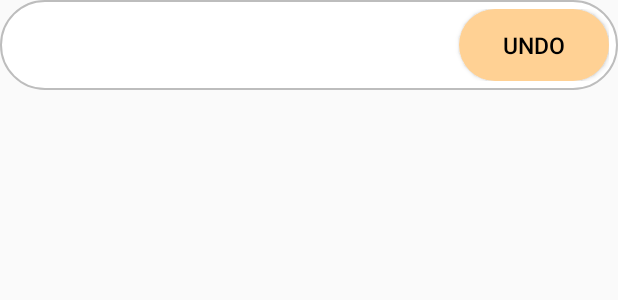
After one commit to om12ar/ZoneIn, an Android app: the layout action_item.xml on its own in the app's theme, with its tools: preview values and no code run, on a phone screen of 412 x 824 dp. The commit adds this screen. Shown: the top 300 px of the screen. Run offline under Robolectric (Android 15) with nearby library versions, the phone set to English and light mode, and no system bars; network calls fail.

Commit message:
AllActions and icons changes

```diff
--- /dev/null
+++ b/app/src/main/res/layout/action_item.xml
@@ -0,0 +1,41 @@
+<LinearLayout xmlns:android="http://schemas.android.com/apk/res/android"
+    android:layout_width="fill_parent"
+    android:layout_height="wrap_content"
+    android:orientation="horizontal"
+    android:padding="6dp"
+    android:background="@drawable/back">
+
+
+
+    <TextView
+        android:id="@+id/actionTextView"
+        android:layout_width="0dp"
+        android:layout_height="wrap_content"
+        android:layout_gravity="center_vertical"
+        android:layout_weight="1"
+        android:ellipsize="end"
+        android:paddingLeft="6dp"
+        android:paddingRight="6dp"
+        android:singleLine="true"
+        android:textAppearance="?android:attr/textAppearanceLarge"
+        android:layout_margin="6dp"
+        android:textStyle="normal|italic" />
+
+
+
+    <Button
+        android:id="@+id/undoButton"
+
+
+        android:layout_width="wrap_content"
+        android:layout_height="wrap_content"
+        android:layout_gravity="center_vertical"
+        android:text="Undo"
+        android:textColor="#000000"
+        android:textSize="15dp"
+        android:textStyle="normal"
+        android:background="@drawable/button_shape"
+        />
+
+
+</LinearLayout>
```
Also changed, not shown: app/src/main/java/com/swe/zonein/zonein/Activities/AllActionsFragment.java (added, +123 -0 lines), app/src/main/java/com/swe/zonein/zonein/Activities/MainActivity.java (+7 -0 lines), app/src/main/java/com/swe/zonein/zonein/Adapters/ActionAdapter.java (added, +90 -0 lines), app/src/main/java/com/swe/zonein/zonein/Models/Action.java (added, +12 -0 lines), app/src/main/res/menu/activity_main_drawer.xml (+10 -6 lines), app/src/main/res/drawable/allactions.png (added), app/src/main/res/drawable/home.png (added), app/src/main/res/drawable/savedplaces.png (added).
